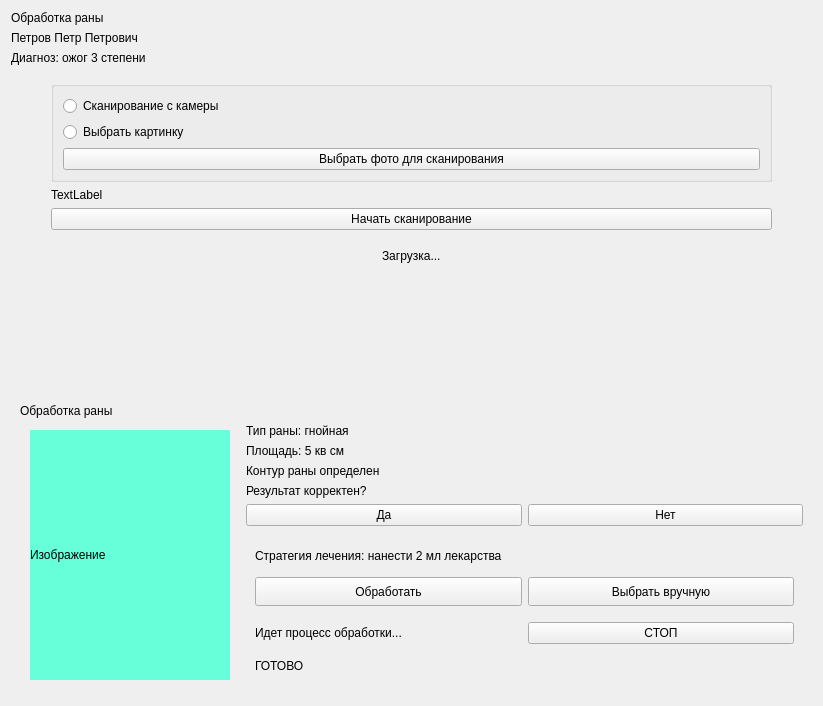
Andrew-up/vgtu_frontend, file view/qt_ui_source/wound_healing_widget.ui: the form before one commit.
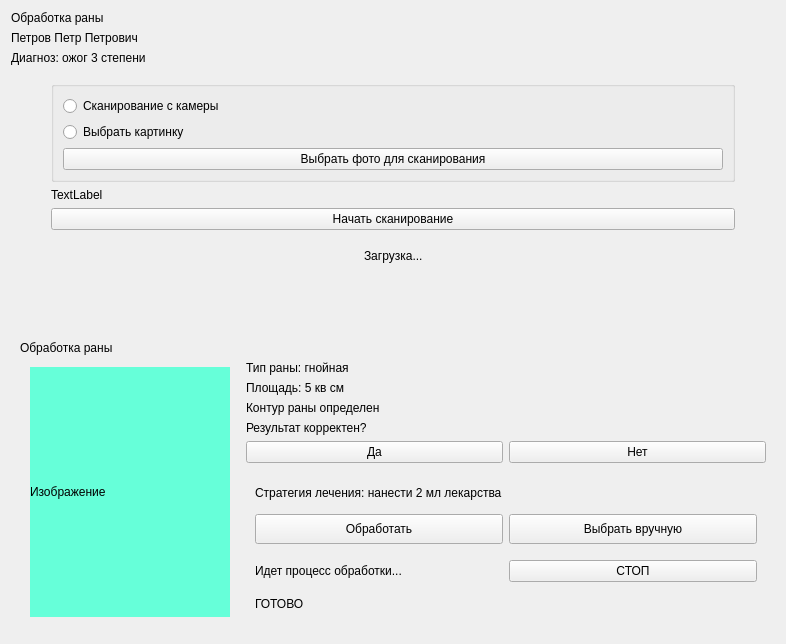
The form after the commit.

```diff
--- a/view/qt_ui_source/wound_healing_widget.ui
+++ b/view/qt_ui_source/wound_healing_widget.ui
@@ -6,8 +6,8 @@
    <rect>
     <x>0</x>
     <y>0</y>
-    <width>823</width>
-    <height>706</height>
+    <width>786</width>
+    <height>644</height>
    </rect>
   </property>
   <property name="windowTitle">
@@ -184,7 +184,7 @@
       <enum>Qt::Vertical</enum>
      </property>
      <property name="sizeType">
-      <enum>QSizePolicy::Expanding</enum>
+      <enum>QSizePolicy::Maximum</enum>
      </property>
      <property name="sizeHint" stdset="0">
       <size>
```
